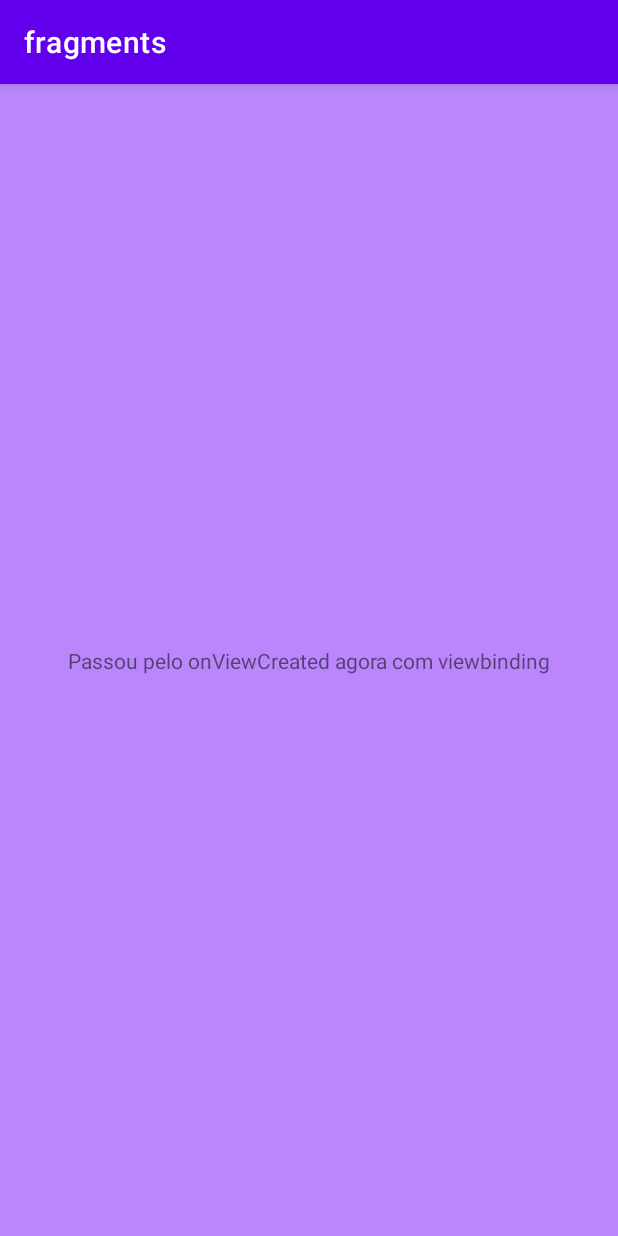
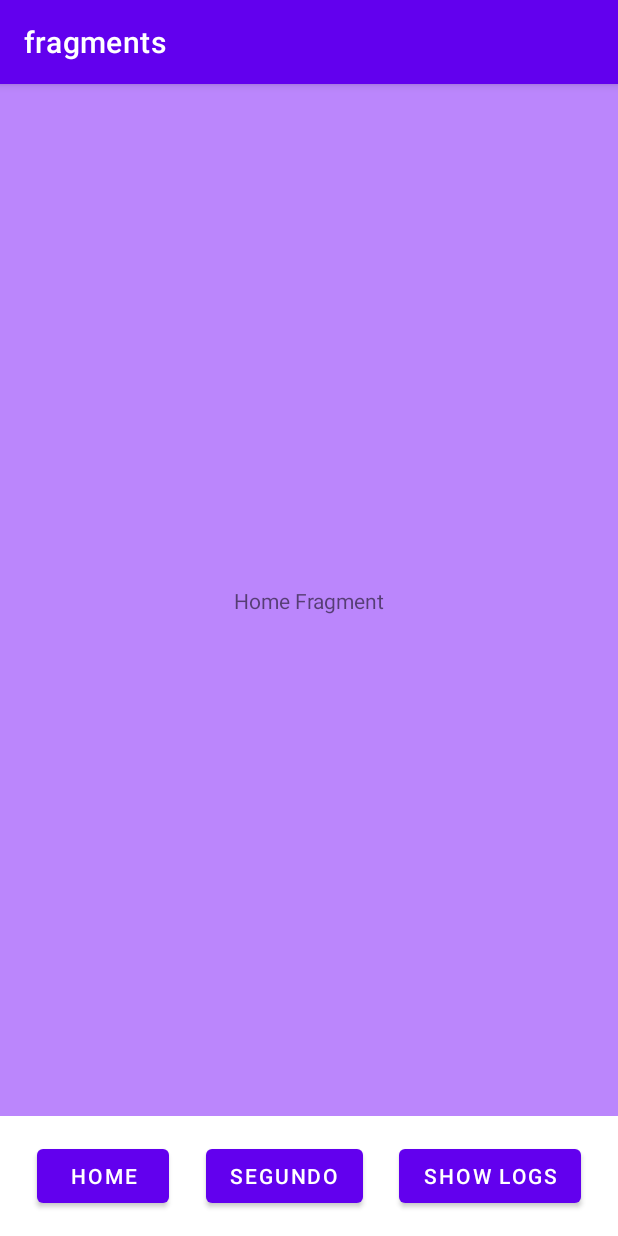
Before and after one commit to CaMaschion/fragment, an Android app: the screen it shows after launch (MainActivity), on a phone screen of 412 x 824 dp. Run offline under Robolectric (Android 15) with nearby library versions, the phone set to English and light mode, and no system bars.

Commit message:
fragment manager

```diff
--- a/app/src/main/java/com/maschion/fragments/MainActivity.kt
+++ b/app/src/main/java/com/maschion/fragments/MainActivity.kt
@@ -2,11 +2,12 @@ package com.maschion.fragments
 
 import androidx.appcompat.app.AppCompatActivity
 import android.os.Bundle
+import android.util.Log
 import androidx.fragment.app.add
 import androidx.fragment.app.commit
 import com.maschion.fragments.databinding.ActivityMainBinding
 import com.maschion.fragments.fragments.HomeFragment
-import com.maschion.fragments.fragments.LifecycleFragment
+import com.maschion.fragments.fragments.SecondFragment
 
 class MainActivity : AppCompatActivity() {
 
@@ -18,12 +19,39 @@ class MainActivity : AppCompatActivity() {
         super.onCreate(savedInstanceState)
         setContentView(binding.root)
 
-        if (savedInstanceState == null) {
+        binding.home.setOnClickListener {
 
             supportFragmentManager.commit {
                 setReorderingAllowed(true)
-                add<LifecycleFragment>(R.id.fragmentContainerView)
+                add<HomeFragment>(binding.fragmentContainerView.id)
+                addToBackStack(null)
             }
+
+        }
+
+        binding.secondButton.setOnClickListener {
+
+            supportFragmentManager.commit {
+                setReorderingAllowed(true)
+                add<SecondFragment>(binding.fragmentContainerView.id)
+                addToBackStack(null)
+            }
+
+        }
+
+            //pilha de retorno
+
+        binding.showLogs.setOnClickListener {
+            showBackStackFragments()
+
+        }
+
+    }
+
+    private fun showBackStackFragments() {
+        Log.i("Teste", "##########")
+        supportFragmentManager.fragments.forEach {
+            Log.i("Teste", it.toString())
         }
     }
 }
--- a/app/src/main/java/com/maschion/fragments/fragments/HomeFragment.kt
+++ b/app/src/main/java/com/maschion/fragments/fragments/HomeFragment.kt
@@ -21,11 +21,4 @@ class HomeFragment : Fragment() {
         return binding.root
     }
 
-    //só interegimos com a interface depois do método onViewCreated
-
-    override fun onViewCreated(view: View, savedInstanceState: Bundle?) {
-        super.onViewCreated(view, savedInstanceState)
-
-        binding.textView.text = "passei no onCreateView"
-    }
 }
--- a/app/src/main/java/com/maschion/fragments/fragments/LifecycleFragment.kt
+++ /dev/null
@@ -1,105 +0,0 @@
-package com.maschion.fragments.fragments
-
-import android.content.Context
-import android.os.Bundle
-import android.util.AttributeSet
-import android.util.Log
-import android.view.LayoutInflater
-import android.view.View
-import android.view.ViewGroup
-import android.widget.TextView
-import androidx.fragment.app.Fragment
-import com.maschion.fragments.R
-import com.maschion.fragments.databinding.FragmentHomeBinding
-
-class LifecycleFragment : Fragment() {
-
-    private val TAG = "Teste"
-    private lateinit var binding: FragmentHomeBinding
-
-    //view foi criada
-    //onCreate executa antes do onCreateView
-    override fun onCreate(savedInstanceState: Bundle?) {
-        super.onCreate(savedInstanceState)
-
-        Log.i(TAG, "onCreate")
-    }
-
-    //cria a view ou passa pelo parametro que colocamos no Fragment(R.layout.fragment_lifecycle)
-    override fun onCreateView(
-        inflater: LayoutInflater,
-        container: ViewGroup?,
-        savedInstanceState: Bundle?
-    ): View {
-        //antes do viewbinding o layout era inflado assim:
-//       return inflater.inflate(R.layout.fragment_lifecycle, container, false)
-
-        //com viewbinding
-        binding = FragmentHomeBinding.inflate(inflater, container, false)
-        return binding.root
-    }
-
-    //depois que a view foi criada
-    //a partir on onViewCreated minha view já está criada e posso altera-la
-    override fun onViewCreated(view: View, savedInstanceState: Bundle?) {
-        super.onViewCreated(view, savedInstanceState)
-
-        //aqui posso alterar a view programaticamente, se necessário
-
-        Log.i(TAG, "onViewCreated")
-
-        //val textView = requireView().findViewById<TextView>(R.id.textView)
-        //textView.text = "Passou pelo onViewCreated"
-
-        binding.textView.text = "Passou pelo onViewCreated agora com viewbinding"
-
-    }
-
-    //quando a view restaurada
-    override fun onViewStateRestored(savedInstanceState: Bundle?) {
-        super.onViewStateRestored(savedInstanceState)
-
-        Log.i(TAG, "onViewStateRestored")
-
-    }
-
-    override fun onStart() {
-        super.onStart()
-        Log.i(TAG, "onStart")
-    }
-
-    override fun onResume() {
-        super.onResume()
-        Log.i(TAG, "onResume")
-    }
-
-    override fun onPause() {
-        super.onPause()
-        Log.i(TAG, "onPause")
-    }
-
-    override fun onStop() {
-        super.onStop()
-        Log.i(TAG, "onStop")
-    }
-
-    //diferente do onDestroy da Activity. Este é chamado quando a view do Fragment é destruída
-    override fun onDestroyView() {
-        super.onDestroyView()
-        Log.i(TAG, "onDestroyView")
-    }
-
-    override fun onDestroy() {
-        super.onDestroy()
-        Log.i(TAG, "onDestroy")
-    }
-
-    //nao entra no ciclo de vida mas é um método importante
-    //só é chamada se for inflado via xml
-
-//    override fun onInflate(context: Context, attrs: AttributeSet, savedInstanceState: Bundle?) {
-//        super.onInflate(context, attrs, savedInstanceState)
-//        Log.i(TAG, "onInflate ${attrs.attributeCount}")
-//    }
-
-}
--- /dev/null
+++ b/app/src/main/java/com/maschion/fragments/fragments/SecondFragment.kt
@@ -0,0 +1,9 @@
+package com.maschion.fragments.fragments
+
+import androidx.fragment.app.Fragment
+import com.maschion.fragments.R
+
+class SecondFragment: Fragment(R.layout.fragment_second) {
+
+
+}
--- a/app/src/main/res/layout/activity_main.xml
+++ b/app/src/main/res/layout/activity_main.xml
@@ -1,7 +1,53 @@
 <?xml version="1.0" encoding="utf-8"?>
-<androidx.fragment.app.FragmentContainerView xmlns:android="http://schemas.android.com/apk/res/android"
+<androidx.constraintlayout.widget.ConstraintLayout
+    xmlns:android="http://schemas.android.com/apk/res/android"
+    xmlns:app="http://schemas.android.com/apk/res-auto"
+    android:layout_width="match_parent"
+    android:layout_height="match_parent">
 
-    android:id="@+id/fragmentContainerView"
-    android:name="com.maschion.fragments.fragments.HomeFragment"
-    android:layout_width="match_parent"
-    android:layout_height="match_parent" />
+    <Button
+        android:id="@+id/home"
+        android:layout_width="wrap_content"
+        android:layout_height="wrap_content"
+        android:layout_marginBottom="16dp"
+        android:text="Home"
+        app:layout_constraintBottom_toBottomOf="parent"
+        app:layout_constraintEnd_toStartOf="@+id/secondButton"
+        app:layout_constraintHorizontal_bias="0.5"
+        app:layout_constraintStart_toStartOf="parent" />
+
+    <Button
+        android:id="@+id/secondButton"
+        android:layout_width="wrap_content"
+        android:layout_height="wrap_content"
+        android:layout_marginBottom="16dp"
+        android:text="Segundo"
+        app:layout_constraintBottom_toBottomOf="parent"
+        app:layout_constraintEnd_toStartOf="@+id/showLogs"
+        app:layout_constraintHorizontal_bias="0.5"
+        app:layout_constraintStart_toEndOf="@+id/home" />
+
+    <Button
+        android:id="@+id/showLogs"
+        android:layout_width="wrap_content"
+        android:layout_height="wrap_content"
+        android:layout_marginBottom="16dp"
+        android:text="Show Logs"
+        app:layout_constraintBottom_toBottomOf="parent"
+        app:layout_constraintEnd_toEndOf="parent"
+        app:layout_constraintHorizontal_bias="0.5"
+        app:layout_constraintStart_toEndOf="@+id/secondButton" />
+
+    <androidx.fragment.app.FragmentContainerView
+        android:id="@+id/fragmentContainerView"
+        android:name="com.maschion.fragments.fragments.HomeFragment"
+        android:layout_width="0dp"
+        android:layout_height="0dp"
+        android:layout_marginBottom="16dp"
+        app:layout_constraintBottom_toTopOf="@+id/secondButton"
+        app:layout_constraintEnd_toEndOf="parent"
+        app:layout_constraintHorizontal_bias="0.5"
+        app:layout_constraintStart_toStartOf="parent"
+        app:layout_constraintTop_toTopOf="parent" />
+
+</androidx.constraintlayout.widget.ConstraintLayout>
--- a/app/src/main/res/layout/fragment_home.xml
+++ b/app/src/main/res/layout/fragment_home.xml
@@ -14,7 +14,6 @@
         android:text="Home Fragment"
         app:layout_constraintBottom_toBottomOf="parent"
         app:layout_constraintEnd_toEndOf="parent"
-        app:layout_constraintHorizontal_bias="0.5"
         app:layout_constraintStart_toStartOf="parent"
         app:layout_constraintTop_toTopOf="parent" />
 </androidx.constraintlayout.widget.ConstraintLayout>
--- a/app/src/main/res/layout/fragment_lifecycle.xml
+++ b/app/src/main/res/layout/fragment_second.xml
@@ -1,18 +1,19 @@
+<?xml version="1.0" encoding="utf-8"?>
 <androidx.constraintlayout.widget.ConstraintLayout xmlns:android="http://schemas.android.com/apk/res/android"
     xmlns:app="http://schemas.android.com/apk/res-auto"
     xmlns:tools="http://schemas.android.com/tools"
+    android:id="@+id/secondFragmentId"
     android:layout_width="match_parent"
     android:layout_height="match_parent"
-    android:background="@color/purple_500">
+    android:background="@color/teal_200">
 
     <TextView
         android:id="@+id/textView"
         android:layout_width="wrap_content"
         android:layout_height="wrap_content"
-        android:text="Lifecycle Fragment"
+        android:text="Segundo Fragment"
         app:layout_constraintBottom_toBottomOf="parent"
         app:layout_constraintEnd_toEndOf="parent"
-        app:layout_constraintHorizontal_bias="0.5"
         app:layout_constraintStart_toStartOf="parent"
         app:layout_constraintTop_toTopOf="parent" />
 </androidx.constraintlayout.widget.ConstraintLayout>
```
